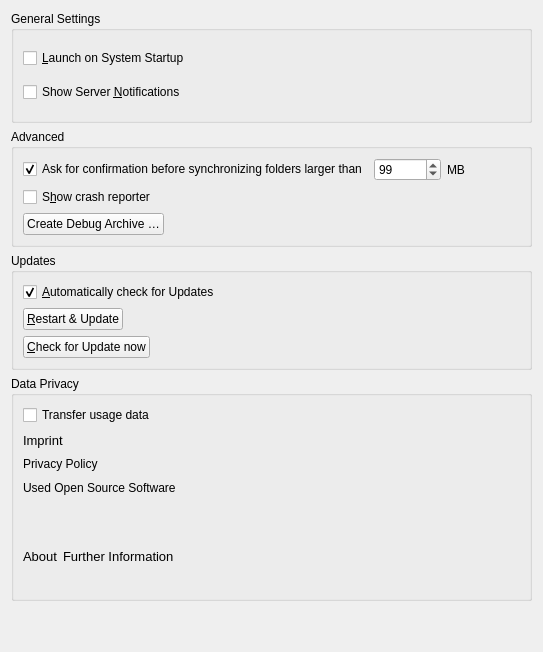
Qt form src/gui/generalsettings.ui (nextmcloud/desktop) before a commit.
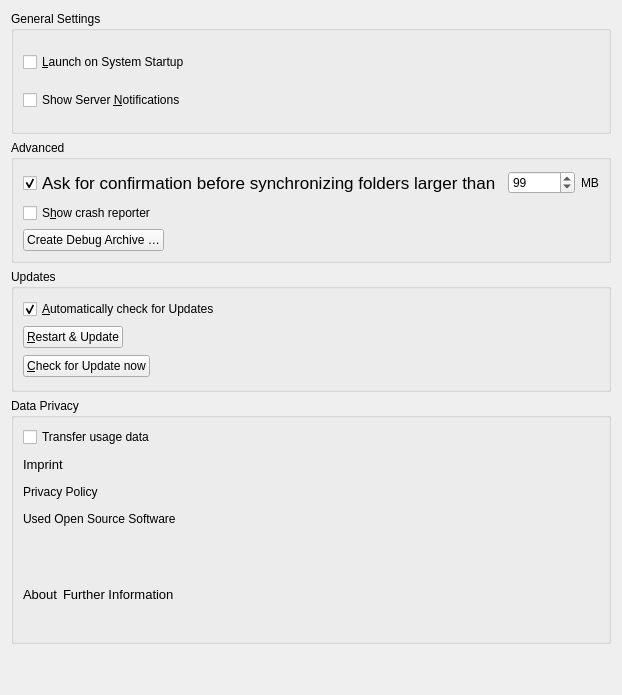
The same form after that commit.

```diff
--- a/src/gui/generalsettings.ui
+++ b/src/gui/generalsettings.ui
@@ -6,8 +6,8 @@
    <rect>
     <x>0</x>
     <y>0</y>
-    <width>543</width>
-    <height>652</height>
+    <width>595</width>
+    <height>695</height>
    </rect>
   </property>
   <property name="windowTitle">
@@ -36,9 +36,7 @@
          <widget class="QLabel" name="imprintLabel">
           <property name="font">
            <font>
-            <family>Segoe UI</family>
             <pointsize>10</pointsize>
-            <weight>50</weight>
             <italic>false</italic>
             <bold>false</bold>
            </font>
@@ -104,7 +102,6 @@
           </property>
           <property name="font">
            <font>
-            <family>Segoe UI</family>
             <pointsize>10</pointsize>
            </font>
           </property>
@@ -117,7 +114,6 @@
          <widget class="QLabel" name="infoLabel">
           <property name="font">
            <font>
-            <family>Segoe UI</family>
             <pointsize>10</pointsize>
            </font>
           </property>
@@ -243,6 +239,21 @@
        <layout class="QHBoxLayout" name="horizontalLayout_3">
         <item>
          <widget class="QCheckBox" name="newFolderLimitCheckBox">
+          <property name="enabled">
+           <bool>true</bool>
+          </property>
+          <property name="sizePolicy">
+           <sizepolicy hsizetype="Preferred" vsizetype="Fixed">
+            <horstretch>0</horstretch>
+            <verstretch>0</verstretch>
+           </sizepolicy>
+          </property>
+          <property name="font">
+           <font>
+            <family>Microsoft Sans Serif</family>
+            <pointsize>13</pointsize>
+           </font>
+          </property>
           <property name="text">
            <string>Ask for confirmation before synchronizing folders larger than</string>
           </property>
@@ -273,9 +284,12 @@
           <property name="orientation">
            <enum>Qt::Horizontal</enum>
           </property>
+          <property name="sizeType">
+           <enum>QSizePolicy::Preferred</enum>
+          </property>
           <property name="sizeHint" stdset="0">
            <size>
-            <width>40</width>
+            <width>35</width>
             <height>20</height>
            </size>
           </property>
```
